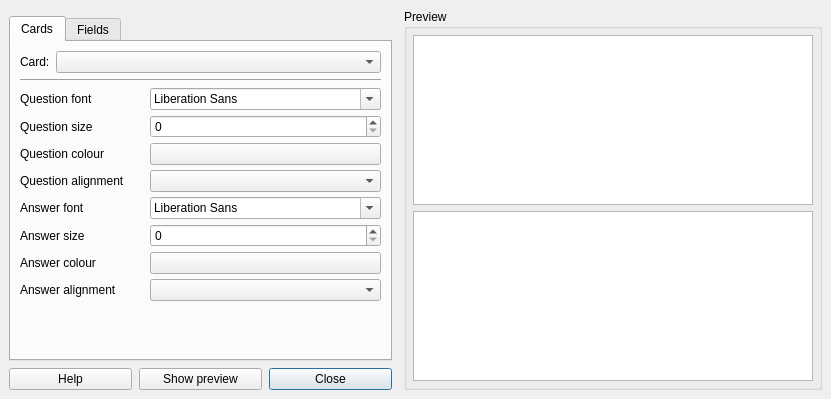
Above: designer/displayproperties.ui from ludiosarchive/anki before the change. Below: the same form after it.
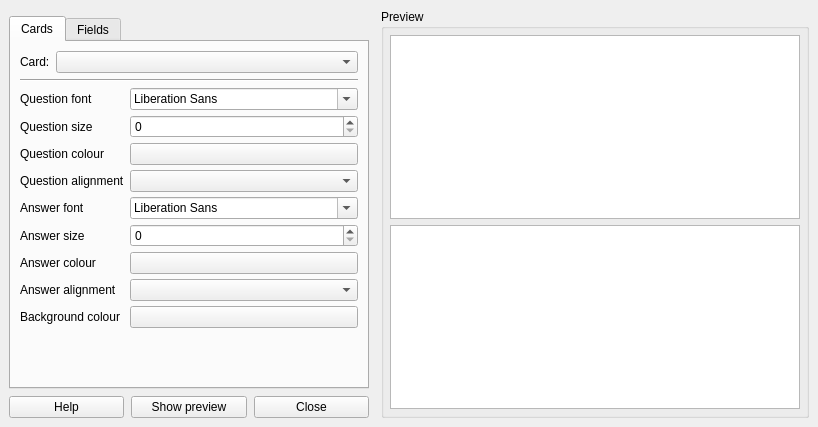
That is the form after the change. Icons and pictures are not drawn.

Patch:
```diff
--- a/designer/displayproperties.ui
+++ b/designer/displayproperties.ui
@@ -5,8 +5,8 @@
    <rect>
     <x>0</x>
     <y>0</y>
-    <width>763</width>
-    <height>399</height>
+    <width>818</width>
+    <height>427</height>
    </rect>
   </property>
   <property name="sizePolicy" >
@@ -45,6 +45,18 @@
          <verstretch>0</verstretch>
         </sizepolicy>
        </property>
+       <property name="minimumSize" >
+        <size>
+         <width>360</width>
+         <height>0</height>
+        </size>
+       </property>
+       <property name="maximumSize" >
+        <size>
+         <width>360</width>
+         <height>16777215</height>
+        </size>
+       </property>
        <property name="frameShape" >
         <enum>QFrame::NoFrame</enum>
        </property>
@@ -84,7 +96,7 @@
             <item>
              <widget class="QTabWidget" name="tabWidget" >
               <property name="sizePolicy" >
-               <sizepolicy vsizetype="Expanding" hsizetype="Preferred" >
+               <sizepolicy vsizetype="Expanding" hsizetype="Expanding" >
                 <horstretch>0</horstretch>
                 <verstretch>0</verstretch>
                </sizepolicy>
@@ -97,8 +109,8 @@
                 <rect>
                  <x>0</x>
                  <y>0</y>
-                 <width>297</width>
-                 <height>289</height>
+                 <width>348</width>
+                 <height>317</height>
                 </rect>
                </property>
                <attribute name="title" >
@@ -250,20 +262,37 @@
                    </widget>
                   </item>
                   <item row="8" column="0" >
-                   <spacer name="verticalSpacer" >
-                    <property name="orientation" >
-                     <enum>Qt::Vertical</enum>
+                   <widget class="QLabel" name="label_5" >
+                    <property name="text" >
+                     <string>Background colour</string>
                     </property>
-                    <property name="sizeHint" stdset="0" >
-                     <size>
-                      <width>20</width>
-                      <height>40</height>
-                     </size>
+                   </widget>
+                  </item>
+                  <item row="8" column="1" >
+                   <widget class="QPushButton" name="backgroundColour" >
+                    <property name="text" >
+                     <string/>
                     </property>
-                   </spacer>
+                    <property name="autoDefault" >
+                     <bool>false</bool>
+                    </property>
+                   </widget>
                   </item>
                  </layout>
                 </item>
+                <item>
+                 <spacer name="verticalSpacer" >
+                  <property name="orientation" >
+                   <enum>Qt::Vertical</enum>
+                  </property>
+                  <property name="sizeHint" stdset="0" >
+                   <size>
+                    <width>20</width>
+                    <height>40</height>
+                   </size>
+                  </property>
+                 </spacer>
+                </item>
                </layout>
               </widget>
               <widget class="QWidget" name="tab_2" >
@@ -527,6 +556,9 @@
                 <property name="text" >
                  <string>Close</string>
                 </property>
+                <property name="autoDefault" >
+                 <bool>false</bool>
+                </property>
                </widget>
               </item>
              </layout>
@@ -558,12 +590,6 @@
             <verstretch>0</verstretch>
            </sizepolicy>
           </property>
-          <property name="minimumSize" >
-           <size>
-            <width>400</width>
-            <height>0</height>
-           </size>
-          </property>
           <property name="readOnly" >
            <bool>true</bool>
           </property>
```
Left out of the diff: 29 changed lines with no effect on the pictures.
